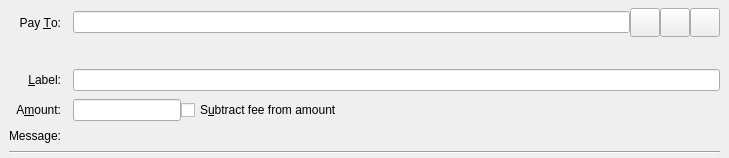
This is src/qt/forms/sendcoinsentry.ui in firoorg/firo as Qt 5 draws it before an edit. The edited form follows.
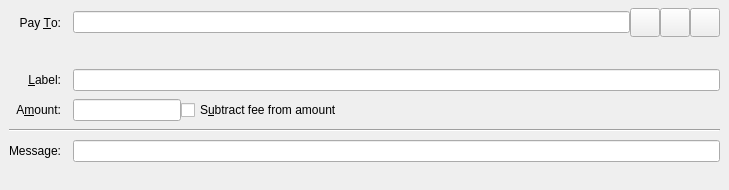
This is the edited form. Icons and pictures are not drawn. Custom widgets are drawn as their Qt base class.

Patch:
```diff
--- a/src/qt/forms/sendcoinsentry.ui
+++ b/src/qt/forms/sendcoinsentry.ui
@@ -221,7 +221,7 @@
       </item>
      </layout>
     </item>
-    <item row="4" column="0">
+    <item row="6" column="0">
      <widget class="QLabel" name="messageLabel">
       <property name="text">
        <string>Message:</string>
@@ -231,15 +231,54 @@
       </property>
      </widget>
     </item>
-    <item row="4" column="1">
-     <widget class="QLabel" name="messageTextLabel">
+    <item row="6" column="1">
+    <widget class="QLineEdit" name="messageTextLabel">
       <property name="toolTip">
        <string>A message that was attached to the firo: URI which will be stored with the transaction for your reference. Note: This message will not be sent over the Firo network.</string>
       </property>
-      <property name="textFormat">
-       <enum>Qt::PlainText</enum>
+    </widget>
+    </item>
+   <item row="7" column="1">
+     <layout class="QHBoxLayout" name="horizontalLayoutWarning" stretch="0,1">
+      <property name="spacing">
+       <number>0</number>
       </property>
-     </widget>
+      <item>
+       <widget class="QLabel" name="iconMessageWarning">
+        <property name="toolTip">
+         <string></string>
+        </property>
+        <property name="text">
+         <string></string>
+        </property>
+        <property name="minimumWidth">
+          5
+        </property>
+        <property name="minimumHeight">
+          5
+        </property>
+        <property name="fixedWidth">
+          10
+        </property>
+        <property name="fixedHeight">
+          10
+        </property>
+        <property name="styleSheet">
+          <string>margin-left:-30px;margin-right:-10px;margin-top:2px;</string>
+        </property>
+       </widget>
+      </item>
+      <item>
+        <widget class="QLabel" name="messageWarning">
+          <property name="text">
+          <string></string>
+          </property>
+          <property name="styleSheet">
+            <string>color: #FFA800; margin-left:-10px;</string>
+          </property>
+        </widget>
+      </item>
+     </layout>
     </item>
     <item row="5" column="0" colspan="2">
      <widget class="Line" name="line">
```
Left out of the diff: 2 changed lines with no effect on the pictures.
